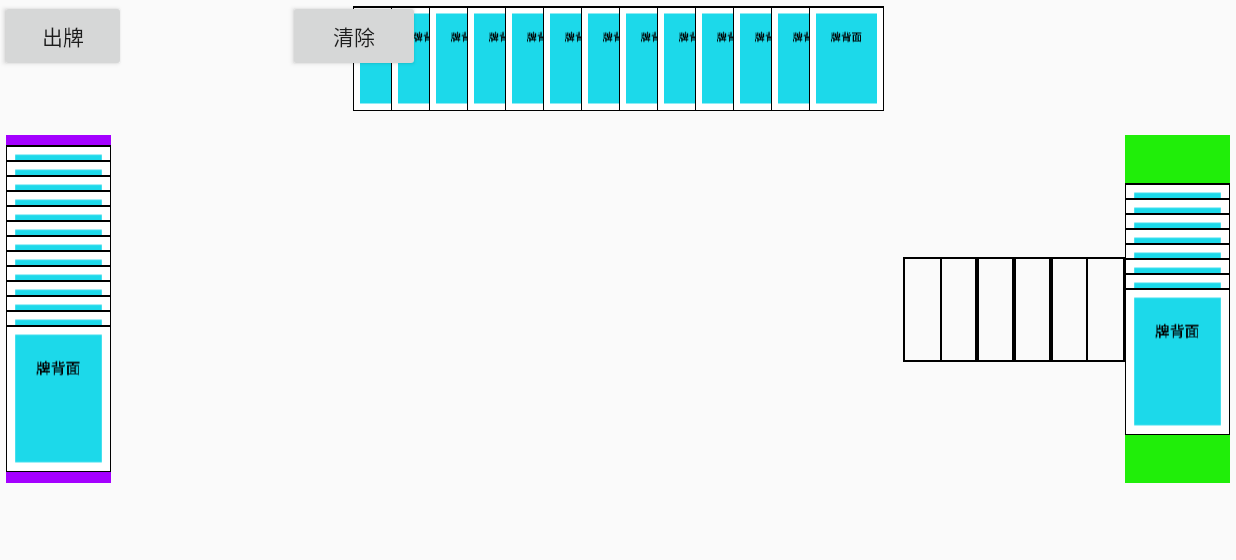
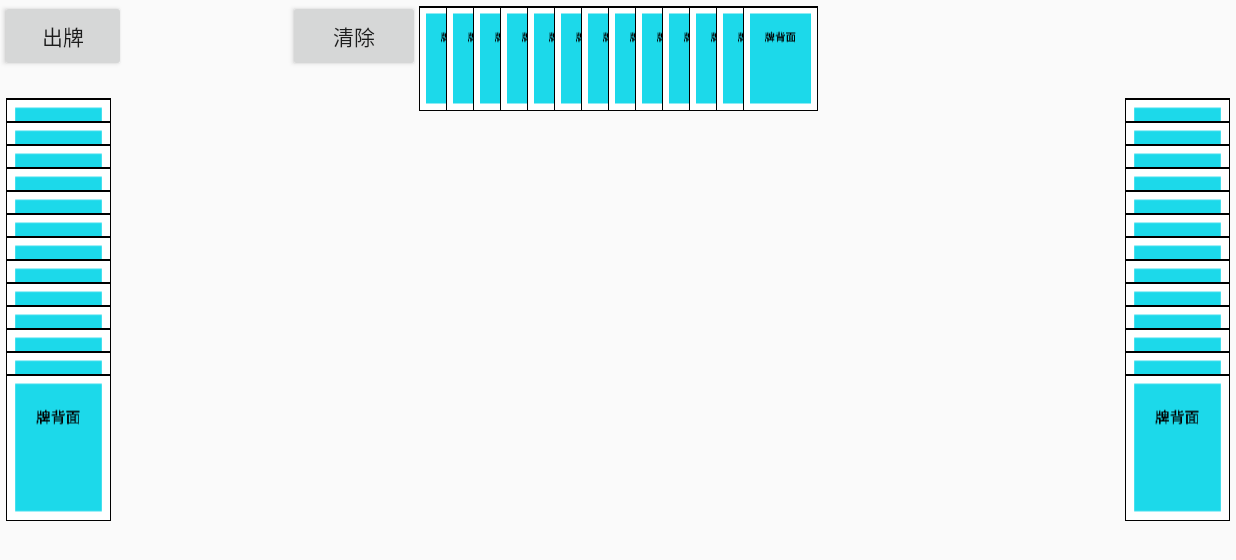
Before and after one commit to LinZong/ChuoDaidi, an Android app: the screen it shows after launch (TestCardDeskActivity), after a tap on "出牌", on a phone screen of 824 x 412 dp (held sideways). Shown: the top 560 px of the screen. Run offline under Robolectric (Android 15) with nearby library versions, the phone set to English and light mode, and no system bars; our stand-ins replace ButterKnife; 2 statements that could not run were skipped.

Commit message:
Almost finish CardDesk

```diff
--- a/app/src/main/java/com/nemesiss/chuodaidi/Android/Activity/TestCardDeskActivity.java
+++ b/app/src/main/java/com/nemesiss/chuodaidi/Android/Activity/TestCardDeskActivity.java
@@ -35,6 +35,14 @@ public class TestCardDeskActivity extends ChuoDaidiActivity {
         cardList.add(new Card("J", Card.Pattern.Spade));
         cardList.add(new Card("Q", Card.Pattern.Heart));
         cardList.add(new Card("2", Card.Pattern.Club));
+        cardList.add(new Card("2", Card.Pattern.Club));
+        cardList.add(new Card("3", Card.Pattern.Diamond));
+        cardList.add(new Card("J", Card.Pattern.Spade));
+        cardList.add(new Card("Q", Card.Pattern.Heart));
+        cardList.add(new Card("2", Card.Pattern.Club));
+        cardList.add(new Card("J", Card.Pattern.Spade));
+        cardList.add(new Card("Q", Card.Pattern.Heart));
+        cardList.add(new Card("2", Card.Pattern.Club));
         self = new LocalPlayer();
         self.InitSetHandCards(cardList);
 
@@ -45,7 +53,9 @@ public class TestCardDeskActivity extends ChuoDaidiActivity {
     @OnClick({R.id.PickupPoke})
     public void PickPoke(View v)
     {
-        cardDesk.SelectCard(1,cardList);
+//        cardDesk.SelectCard(1,cardList);
+//        cardDesk.SelectCard(2,cardList);
+//        cardDesk.SelectCard(3,cardList);
     }
 
     @OnClick({R.id.EnterNewTurn})
--- a/app/src/main/java/com/nemesiss/chuodaidi/Android/View/CardDesk.java
+++ b/app/src/main/java/com/nemesiss/chuodaidi/Android/View/CardDesk.java
@@ -227,7 +227,8 @@ public class CardDesk extends ConstraintLayout {
 
     private int MeasureVerticalCardMarginTop(int CardHeight, int ContainerHeight) {
         //标准 return
-        return -(int) ((CardHeight - ((ContainerHeight - CardHeight) / 13)) + 0.5f);
+        //return -(int) ((CardHeight - ((ContainerHeight - CardHeight) / 13)) + 0.5f);
+        return (int)(-(0.85f)*CardHeight);
     }
 
     private boolean DetectCardSelected(int position, int evX, int evY) {
@@ -276,7 +277,7 @@ public class CardDesk extends ConstraintLayout {
                 int marginStart = MeasureHorizontalMarginStart(cardWidth);
                 LinearLayout.LayoutParams lp = new LinearLayout.LayoutParams(cardWidth, cardHeight);
                 if (i > 0) {
-                    lp.setMarginStart(marginStart);
+                    lp.setMarginStart((int)(marginStart * 1.2f));
                 }
                 SelfCardImageList.add(iv);
                 PokeCollections[SELF].addView(iv, lp);
@@ -295,39 +296,39 @@ public class CardDesk extends ConstraintLayout {
     private void LoadOtherPlayerCardsAsImageToContainer(int count, int position) {
         //
         Uri bgUri = AppUtil.ParseResourceIdToUri(R.drawable.poke_back);
+
+        for (int i = 0; i < count; i++)
+        {
+            ImageView iv = CreatePokeImageView();
+            Glide.with(mContext).load(bgUri).into(iv);
+            int width,height;
+            LinearLayout.LayoutParams lp = null;
             switch (position) {
                 case LEFT:
                 case RIGHT: {
-                for (int i = 0; i < count; i++) {
-                    ImageView iv = CreatePokeImageView();
-                    Glide.with(mContext).load(bgUri).into(iv);
-                    int width = MeasureVerticalCardWidth(TwoSideContainerWidth);
-                    int height = MeasureVerticalCardHeight(TwoSideContainerWidth);
-                    LinearLayout.LayoutParams lp = new LinearLayout.LayoutParams(width, height);
+                    width = MeasureVerticalCardWidth(TwoSideContainerWidth);
+                    height = MeasureVerticalCardHeight(TwoSideContainerWidth);
+                    lp = new LinearLayout.LayoutParams(width, height);
                     if (i > 0) {
                         lp.topMargin = MeasureVerticalCardMarginTop(height, TwoSideContainerHeight);
-                    }
-                    PokeCollections[position].addView(iv, lp);
                     }
                     break;
                 }
                 case TOP: {
-                for (int i = 0; i < count; i++) {
 
-                    ImageView iv = CreatePokeImageView();
-                    Glide.with(mContext).load(bgUri).into(iv);
-
-                    int height = (TopContainerHeight);
-                    int width = MeasureHorizontalCardWidth(height) + 1;
-                    LinearLayout.LayoutParams lp = new LinearLayout.LayoutParams(width, height);
+                    height = (TopContainerHeight);
+                    width = MeasureHorizontalCardWidth(height) + 1;
+                    lp = new LinearLayout.LayoutParams(width, height);
                     if (i > 0) {
-                        lp.leftMargin = MeasureHorizontalMarginStart(width);
-                    }
-                    PokeCollections[TOP].addView(iv, lp);
+                        lp.leftMargin = (int)( MeasureHorizontalMarginStart(width) * 1.3f);
                     }
                     break;
                 }
             }
+            PokeCollections[position].addView(iv, lp);
+        }
+
+
     }
 
     private ImageView CreatePokeImageView() {
@@ -366,22 +367,6 @@ public class CardDesk extends ConstraintLayout {
     private void PutCardToShowContainer(int position, List<Card> cards) {
         try {
             List<Integer> drawRes = AppUtil.ConvertCardToDrawable(cards);
-//                    for (int i = 0; i < cards.size(); i++) {
-//                        ImageView iv = CreatePokeImageView();
-//                        Glide.with(mContext).load(drawRes.get(i)).into(iv);
-//                        int height = (HorizontalShowContainerHeight);
-//                        int width = MeasureHorizontalCardWidth(height);
-//                        LinearLayout.LayoutParams lp = new LinearLayout.LayoutParams(width, height);
-//                        if (i > 0) {
-//                            lp.leftMargin = MeasureHorizontalMarginStart(width);
-//                        }
-//                        else {
-//                            lp.leftMargin = 0;
-//                        }
-//                        ShowPokeCollections[position].addView(iv,lp);
-//                    }
-            // 都是牌的背面，只要随便Remove掉足够数量的牌即可
-            // PokeCollections[position].removeViews(0, cards.size());
 
             for (int i = 0; i < cards.size(); i++) {
                 ImageView iv = CreatePokeImageView();
@@ -391,7 +376,7 @@ public class CardDesk extends ConstraintLayout {
                 int width = MeasureHorizontalCardWidth(height);
                 LinearLayout.LayoutParams lp = new LinearLayout.LayoutParams(width, height);
                 if (i > 0) {
-                    lp.leftMargin = MeasureHorizontalMarginStart(width);
+                    lp.leftMargin = (int)( MeasureHorizontalMarginStart(width) * 1.3f);
                 } else {
                     lp.leftMargin = 0;
                 }
--- a/app/src/main/res/layout/activity_test_card_desk.xml
+++ b/app/src/main/res/layout/activity_test_card_desk.xml
@@ -19,15 +19,13 @@
                       app:layout_constraintBottom_toBottomOf="parent" app:layout_constraintStart_toStartOf="parent"
                       android:layout_marginStart="80dp" app:layout_constraintEnd_toEndOf="parent"
                       android:layout_marginEnd="80dp"
-                      android:background="#2B65F5"
                       android:id="@+id/SelfPokeCollection"
                       android:orientation="horizontal"
                       android:gravity="center_horizontal|bottom"
         >
         </LinearLayout>
 
-        <LinearLayout android:layout_width="70dp" android:layout_height="0dp"
-                      android:background="#A400FF"
+        <LinearLayout android:layout_width="70dp" android:layout_height="wrap_content"
                       android:gravity="center_vertical"
                       android:id="@+id/LeftPlayerPokeCollection" android:layout_marginBottom="90dp"
                       app:layout_constraintBottom_toBottomOf="parent" android:layout_marginTop="90dp"
@@ -36,10 +34,9 @@
                       android:orientation="vertical"
         />
 
-        <LinearLayout android:layout_width="70dp" android:layout_height="0dp"
+        <LinearLayout android:layout_width="70dp" android:layout_height="wrap_content"
                       android:gravity="center_vertical"
                       android:id="@+id/RightPlayerPokeCollection"
-                      android:background="#20EE09"
                       app:layout_constraintEnd_toEndOf="parent" android:layout_marginEnd="4dp"
                       android:layout_marginBottom="90dp" app:layout_constraintBottom_toBottomOf="parent"
                       android:layout_marginTop="90dp" app:layout_constraintTop_toTopOf="parent"
@@ -49,7 +46,6 @@
 
         <LinearLayout android:layout_width="wrap_content" android:layout_height="70dp"
                       android:id="@+id/TopPlayerPokeCollection"
-                      android:background="#DFA514"
                       android:orientation="horizontal"
                       android:gravity="center_horizontal"
                       app:layout_constraintTop_toTopOf="parent" android:layout_marginStart="120dp"
```
Lines whose indentation alone changed are shown as unchanged.
